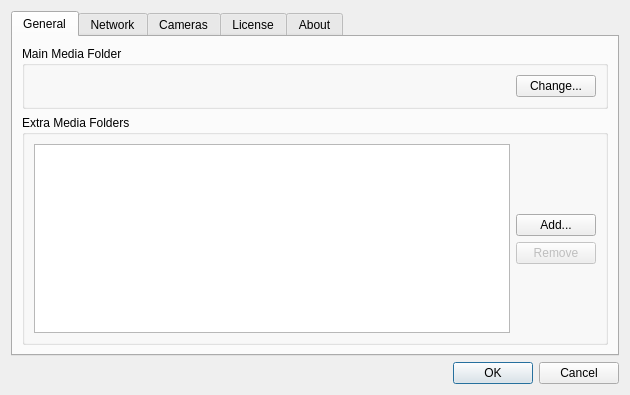
Above: src/preferences.ui from networkoptix/nx_open before the change. Below: the same form after it.
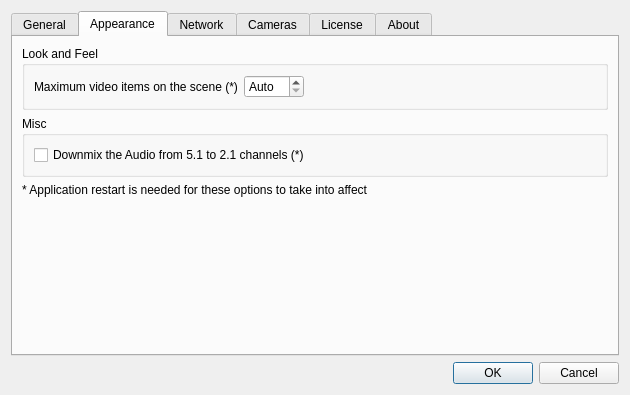
That is the form after the change. The open tabs and pages were chosen to show the change.

```diff
--- a/src/preferences.ui
+++ b/src/preferences.ui
@@ -143,7 +143,110 @@
        </item>
       </layout>
      </widget>
-     <widget class="QWidget" name="tab_3">
+     <widget class="QWidget" name="appearanceTab">
+      <attribute name="title">
+       <string>Appearance</string>
+      </attribute>
+      <layout class="QVBoxLayout" name="verticalLayout_14">
+       <item>
+        <widget class="QGroupBox" name="groupBox_9">
+         <property name="title">
+          <string>Look and Feel</string>
+         </property>
+         <layout class="QGridLayout" name="gridLayout_2">
+          <item row="0" column="0">
+           <widget class="QLabel" name="label">
+            <property name="text">
+             <string>Maximum video items on the scene (*)</string>
+            </property>
+            <property name="buddy">
+             <cstring>maxVideoItemsSpinBox</cstring>
+            </property>
+           </widget>
+          </item>
+          <item row="0" column="1">
+           <widget class="QSpinBox" name="maxVideoItemsSpinBox">
+            <property name="minimumSize">
+             <size>
+              <width>60</width>
+              <height>0</height>
+             </size>
+            </property>
+            <property name="readOnly">
+             <bool>false</bool>
+            </property>
+            <property name="specialValueText">
+             <string>Auto</string>
+            </property>
+            <property name="minimum">
+             <number>0</number>
+            </property>
+            <property name="maximum">
+             <number>32</number>
+            </property>
+            <property name="singleStep">
+             <number>4</number>
+            </property>
+            <property name="value">
+             <number>0</number>
+            </property>
+           </widget>
+          </item>
+          <item row="0" column="2">
+           <spacer name="horizontalSpacer">
+            <property name="orientation">
+             <enum>Qt::Horizontal</enum>
+            </property>
+            <property name="sizeHint" stdset="0">
+             <size>
+              <width>40</width>
+              <height>20</height>
+             </size>
+            </property>
+           </spacer>
+          </item>
+         </layout>
+        </widget>
+       </item>
+       <item>
+        <widget class="QGroupBox" name="groupBox_10">
+         <property name="title">
+          <string>Misc</string>
+         </property>
+         <layout class="QVBoxLayout" name="verticalLayout_15">
+          <item>
+           <widget class="QCheckBox" name="downmixAudioCheckBox">
+            <property name="text">
+             <string>Downmix the Audio from 5.1 to 2.1 channels (*)</string>
+            </property>
+           </widget>
+          </item>
+         </layout>
+        </widget>
+       </item>
+       <item>
+        <widget class="QLabel" name="restartIsNeededWarningLabel">
+         <property name="text">
+          <string>* Application restart is needed for these options to take into affect</string>
+         </property>
+        </widget>
+       </item>
+       <item>
+        <spacer name="verticalSpacer_5">
+         <property name="orientation">
+          <enum>Qt::Vertical</enum>
+         </property>
+         <property name="sizeHint" stdset="0">
+          <size>
+           <width>20</width>
+           <height>40</height>
+          </size>
+         </property>
+        </spacer>
+       </item>
+      </layout>
+     </widget>
+     <widget class="QWidget" name="networkTab">
       <attribute name="title">
        <string>Network</string>
       </attribute>
```
Left out of the diff: 22 changed lines with no effect on the pictures.
